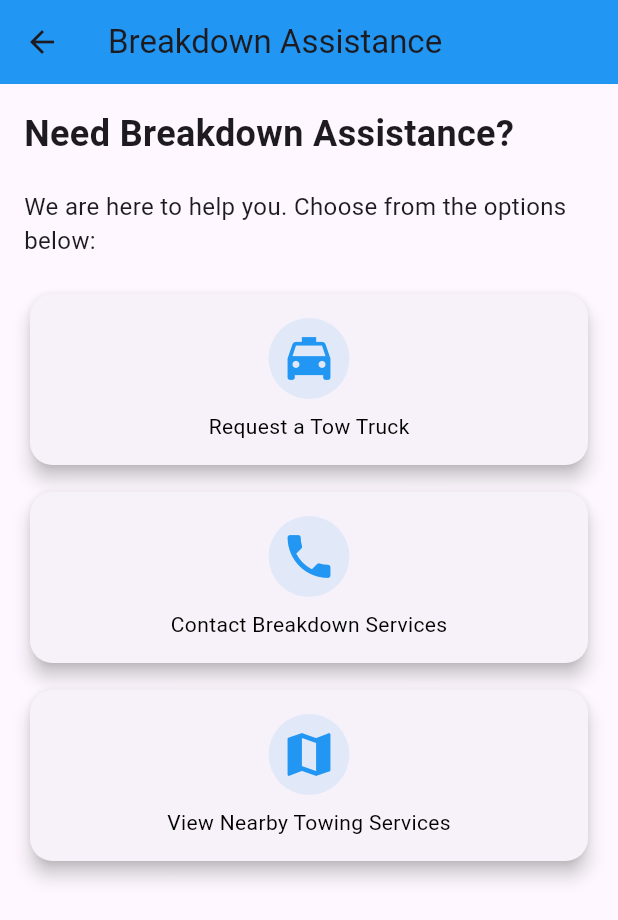
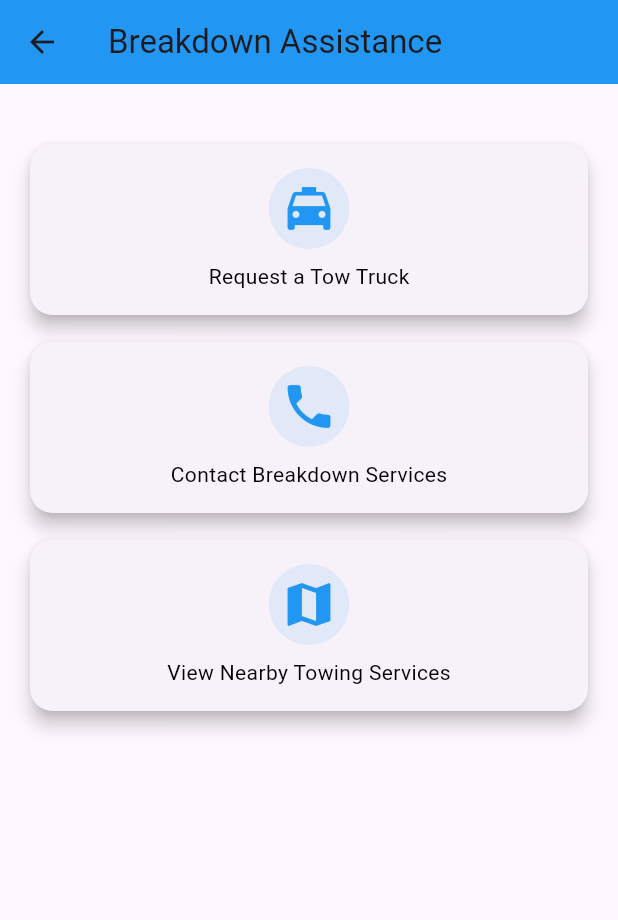
Before and after one commit to MarkhBalam/garage_finderr, a Flutter app: the BreakdownAssistancePage screen opened directly, on a phone screen of 412 x 824 dp. Shown: the top 920 px of the screen. Run offline on Flutter 3.47's test engine with Material 3 defaults, Android fonts, the phone set to English and light mode, and no system bars; our stand-ins replace animated_splash_screen, cloud_firestore, firebase_auth, firebase_core, firebase_messaging, firebase_storage and 4 more; missing offline and left inert: flutter_polyline_points; accounts and stored records are empty; statements that could not run were skipped.

Commit message:
modified breakdown assistance page

```diff
--- a/lib/pages/breakdown_assistance.dart
+++ b/lib/pages/breakdown_assistance.dart
@@ -13,15 +13,6 @@ class BreakdownAssistancePage extends StatelessWidget {
         padding: const EdgeInsets.all(16.0),
         child: ListView(
           children: [
-            Text(
-              'Need Breakdown Assistance?',
-              style: TextStyle(fontSize: 24, fontWeight: FontWeight.bold),
-            ),
-            SizedBox(height: 20),
-            Text(
-              'We are here to help you. Choose from the options below:',
-              style: TextStyle(fontSize: 16),
-            ),
             SizedBox(height: 20),
             QuickAccessButton(
               icon: Icons.local_taxi,
```
